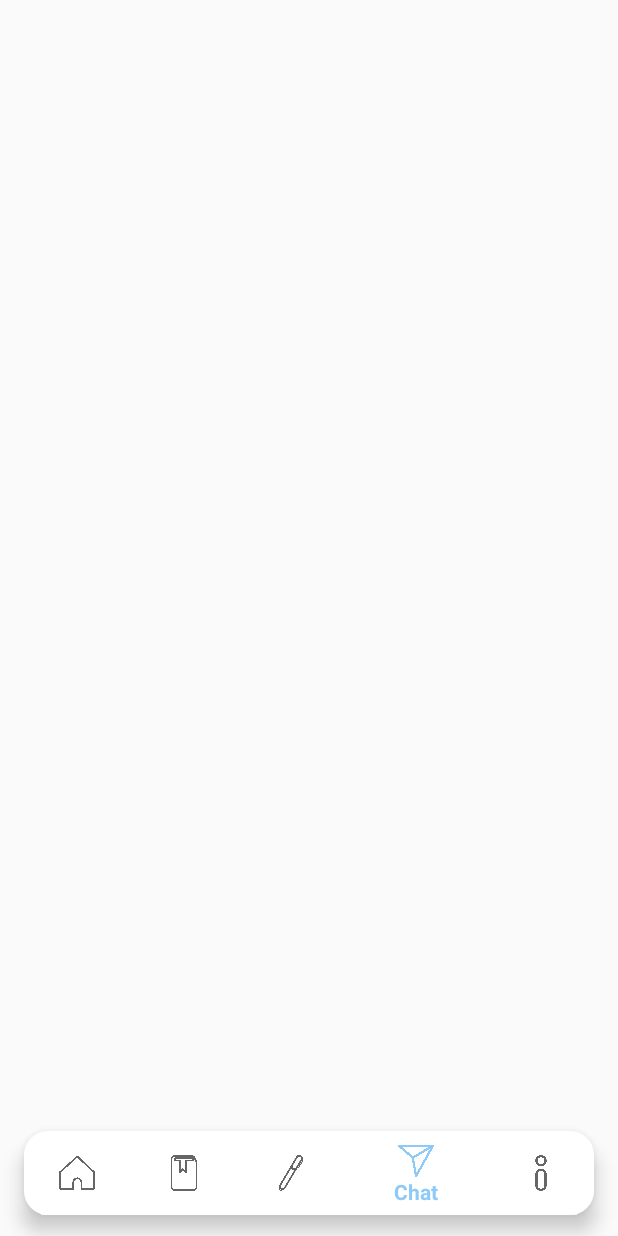
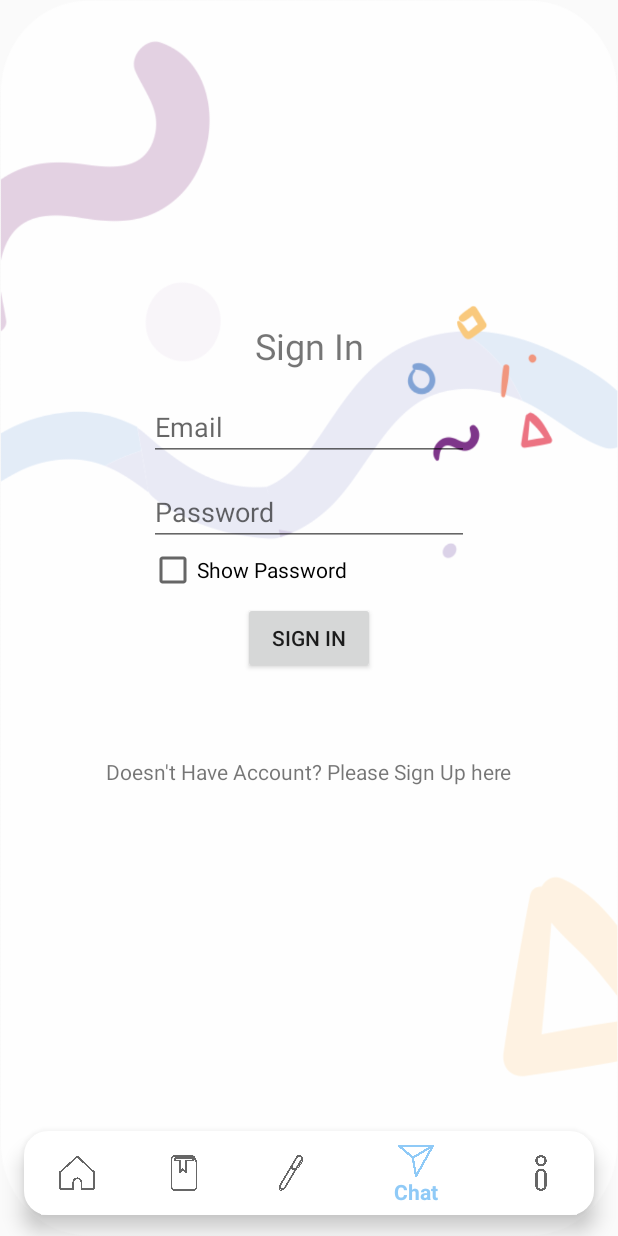
Before and after one commit to dwiwcksn/Plito, an Android app: the screen it shows after launch (BottomActivity), item 4 of the bottom bar chosen, on a phone screen of 412 x 824 dp. Run offline under Robolectric (Android 15) with nearby library versions, the phone set to English and light mode, and no system bars; our stand-ins replace Firebase (no records; nobody signed in at launch, a user with empty details on screens opened directly), navigation-ui.

Commit message:
Added Login and fix back button in materi

```diff
--- a/app/src/main/java/com/wicak/plito/LoggedIn.java
+++ b/app/src/main/java/com/wicak/plito/LoggedIn.java
@@ -5,6 +5,7 @@ import android.content.Intent;
 
 import com.google.firebase.auth.FirebaseAuth;
 import com.google.firebase.auth.FirebaseUser;
+import com.wicak.plito.ui.chat.RoomActivity;
 
 public class LoggedIn extends Application {
 
@@ -16,7 +17,7 @@ public class LoggedIn extends Application {
         FirebaseUser mUser = mAuth.getCurrentUser();
 
         if (mUser != null){
-            Intent intent = new Intent(LoggedIn.this, BottomActivity.class);
+            Intent intent = new Intent(LoggedIn.this, RoomActivity.class);
             intent.setFlags(Intent.FLAG_ACTIVITY_NEW_TASK);
             startActivity(intent);
         }
--- /dev/null
+++ b/app/src/main/java/com/wicak/plito/ui/chat/ChatFragment.java
@@ -0,0 +1,155 @@
+package com.wicak.plito.ui.chat;
+
+import android.content.Intent;
+import android.os.Bundle;
+import android.text.TextUtils;
+import android.text.method.HideReturnsTransformationMethod;
+import android.text.method.PasswordTransformationMethod;
+import android.util.Log;
+import android.view.LayoutInflater;
+import android.view.View;
+import android.view.ViewGroup;
+import android.widget.AdapterView;
+import android.widget.ArrayAdapter;
+import android.widget.Button;
+import android.widget.CheckBox;
+import android.widget.EditText;
+import android.widget.ListView;
+import android.widget.ProgressBar;
+import android.widget.TextView;
+import android.widget.Toast;
+
+import androidx.annotation.NonNull;
+import androidx.appcompat.app.AppCompatActivity;
+import androidx.fragment.app.Fragment;
+import androidx.recyclerview.widget.RecyclerView;
+
+import com.google.android.gms.tasks.OnCompleteListener;
+import com.google.android.gms.tasks.Task;
+import com.google.firebase.auth.AuthResult;
+import com.google.firebase.auth.FirebaseAuth;
+import com.google.firebase.auth.FirebaseUser;
+import com.google.firebase.database.DataSnapshot;
+import com.google.firebase.database.DatabaseError;
+import com.google.firebase.database.DatabaseReference;
+import com.google.firebase.database.FirebaseDatabase;
+import com.google.firebase.database.Query;
+import com.google.firebase.database.ValueEventListener;
+import com.wicak.plito.BottomActivity;
+import com.wicak.plito.LoggedIn;
+import com.wicak.plito.R;
+import com.wicak.plito.SignInActivity;
+import com.wicak.plito.SignUpActivity;
+import com.wicak.plito.ui.info.User;
+
+import java.util.ArrayList;
+import java.util.HashSet;
+import java.util.Iterator;
+import java.util.List;
+import java.util.Set;
+
+import static android.content.ContentValues.TAG;
+
+public class ChatFragment extends Fragment {
+
+
+    private EditText mEmail, mPass;
+    private TextView mTextView;
+    private Button signInButton;
+    private CheckBox showPassword;
+    private ProgressBar progressBar;
+    private FirebaseAuth mAuth;
+
+    public View onCreateView(@NonNull LayoutInflater inflater,
+                             ViewGroup container, Bundle savedInstanceState) {
+        ((AppCompatActivity) getActivity()).getSupportActionBar().hide();
+
+        final View root = inflater.inflate(R.layout.fragment_chatroom, container, false);
+
+
+        mAuth = FirebaseAuth.getInstance();
+        FirebaseUser mUser = mAuth.getCurrentUser();
+
+        if (mUser != null){
+            Intent intent = new Intent(getContext(), RoomActivity.class);
+            intent.setFlags(Intent.FLAG_ACTIVITY_NEW_TASK);
+            startActivity(intent);
+        }
+        mEmail = root.findViewById(R.id.emailSignIn);
+        mPass = root.findViewById(R.id.passSignIn);
+        mTextView = root.findViewById(R.id.toSignUp);
+        progressBar = root.findViewById(R.id.progressBar2);
+        showPassword = root.findViewById(R.id.showPass);
+
+        showPassword.setOnClickListener(new View.OnClickListener() {
+            @Override
+            public void onClick(View view) {
+                if (showPassword.isChecked()){
+                    mPass.setTransformationMethod(HideReturnsTransformationMethod.getInstance());
+                }else{
+                    mPass.setTransformationMethod(PasswordTransformationMethod.getInstance());
+                }
+            }
+        });
+
+        signInButton = root.findViewById(R.id.signInBtn);
+        mTextView.setOnClickListener(new View.OnClickListener() {
+            @Override
+            public void onClick(View v) {
+                startActivity(new Intent(getContext(), SignUpActivity.class));
+            }
+        });
+
+        signInButton.setOnClickListener(new View.OnClickListener() {
+            @Override
+            public void onClick(View v) {
+                loginUser();
+            }
+        });
+
+        return root;
+    }
+
+    private void loginUser(){
+        String email = mEmail.getText().toString();
+        String pass = mPass.getText().toString();
+
+
+        if(TextUtils.isEmpty(email)){
+            mEmail.setError("Email is Required.");
+            return;
+        }
+
+
+        if(TextUtils.isEmpty(pass)){
+            mPass.setError("Password is Required.");
+            return;
+        }
+
+        if(pass.length() < 6){
+            mPass.setError("Password Must be >= 6 Characters");
+            return;
+        }
+
+
+        progressBar.setVisibility(View.VISIBLE);
+
+        mAuth.signInWithEmailAndPassword(email, pass).addOnCompleteListener(new OnCompleteListener<AuthResult>() {
+            @Override
+            public void onComplete(@NonNull Task<AuthResult> task) {
+                if (task.isSuccessful()){
+                    Intent intent =  new Intent(getContext(), RoomActivity.class);
+                    intent.addFlags(Intent.FLAG_ACTIVITY_CLEAR_TASK | Intent.FLAG_ACTIVITY_NEW_TASK);
+                    startActivity(intent);
+                }else {
+                    Toast.makeText(getContext(), "Authentication Failed", Toast.LENGTH_SHORT).show();
+                    progressBar.setVisibility(View.GONE);
+
+                }
+            }
+        });
+
+    }
+
+
+}
--- a/app/src/main/java/com/wicak/plito/ui/chat/RoomFragment.java
+++ /dev/null
@@ -1,149 +0,0 @@
-package com.wicak.plito.ui.chat;
-
-import android.content.Intent;
-import android.os.Bundle;
-import android.util.Log;
-import android.view.LayoutInflater;
-import android.view.View;
-import android.view.ViewGroup;
-import android.widget.AdapterView;
-import android.widget.ArrayAdapter;
-import android.widget.ListView;
-import android.widget.TextView;
-import android.widget.Toast;
-
-import androidx.annotation.NonNull;
-import androidx.appcompat.app.AppCompatActivity;
-import androidx.fragment.app.Fragment;
-import androidx.recyclerview.widget.RecyclerView;
-
-import com.google.firebase.auth.FirebaseAuth;
-import com.google.firebase.auth.FirebaseUser;
-import com.google.firebase.database.DataSnapshot;
-import com.google.firebase.database.DatabaseError;
-import com.google.firebase.database.DatabaseReference;
-import com.google.firebase.database.FirebaseDatabase;
-import com.google.firebase.database.Query;
-import com.google.firebase.database.ValueEventListener;
-import com.wicak.plito.R;
-import com.wicak.plito.SignInActivity;
-import com.wicak.plito.ui.info.User;
-
-import java.util.ArrayList;
-import java.util.HashSet;
-import java.util.Iterator;
-import java.util.List;
-import java.util.Set;
-
-import static android.content.ContentValues.TAG;
-
-public class RoomFragment extends Fragment {
-
-    private RecyclerView recyclerView;
-    private RoomAdapter roomAdapter;
-    private TextView hiddenKelas;
-    FirebaseUser fUser;
-    DatabaseReference usersRef;
-    String currentRoomKode, getCurrentRoomKode;
-    private ListView listView;
-    private List<String> mChat;
-    private ArrayAdapter<String> arrayAdapter;
-
-
-    public View onCreateView(@NonNull LayoutInflater inflater,
-                             ViewGroup container, Bundle savedInstanceState) {
-        ((AppCompatActivity) getActivity()).getSupportActionBar().hide();
-
-        final View root = inflater.inflate(R.layout.fragment_chatroom, container, false);
-
-//        recyclerView = root.findViewById(R.id.recycler_view_chat);
-//        recyclerView.setHasFixedSize(true);
-//        recyclerView.setLayoutManager(new LinearLayoutManager(getContext()));
-
-        mChat = new ArrayList();
-        listView = root.findViewById(R.id.chatListView);
-        hiddenKelas = root.findViewById(R.id.hidden_klas_txt);
-
-        arrayAdapter = new ArrayAdapter<String>(getContext() , android.R.layout.simple_list_item_1, mChat);
-        listView.setAdapter(arrayAdapter);
-        readRoom();
-        openRoom();
-
-        return root;
-    }
-
-
-
-    private void openRoom() {
-        listView.setOnItemClickListener(new AdapterView.OnItemClickListener() {
-            @Override
-            public void onItemClick(AdapterView<?> adapterView, View view, int i, long l) {
-                String currentGroupName = adapterView.getItemAtPosition(i).toString();
-                Intent I = new Intent(getContext(), ChatMessage.class);
-                I.putExtra("room_name", currentGroupName);
-                startActivity(I);
-            }
-        });
-    }
-
-    private void readRoom() {
-//        final FirebaseUser firebaseUser = FirebaseAuth.getInstance().getCurrentUser();
-
-
-        fUser = FirebaseAuth.getInstance().getCurrentUser();
-        usersRef = FirebaseDatabase.getInstance().getReference("users").child(fUser.getUid());
-        usersRef.addListenerForSingleValueEvent(new ValueEventListener() {
-            @Override
-            public void onDataChange(@NonNull DataSnapshot snapshot) {
-                User user = snapshot.getValue(User.class);
-                currentRoomKode = user.getKodeKelas();
-                hiddenKelas.setText(currentRoomKode);
-                getCurrentRoomKode = hiddenKelas.getText().toString();
-            }
-
-            @Override
-            public void onCancelled(@NonNull DatabaseError error) {
-
-            }
-        });
-
-
-        DatabaseReference reference = FirebaseDatabase.getInstance().getReference("ChatMessage");
-        Query query = reference.orderByValue().equalTo(getCurrentRoomKode);
-
-        Log.d(TAG, "readRoom: " + getCurrentRoomKode);
-        query.addValueEventListener(new ValueEventListener() {
-            @Override
-            public void onDataChange(@NonNull DataSnapshot snapshot) {
-                mChat.clear();
-//                for (DataSnapshot snapshot1 : snapshot.getChildren()){
-//                    Room chat = snapshot1.getValue(Room.class);
-//                    if(!chat.getId().equals(firebaseUser.getUid())){
-//                        mChat.add(chat);
-//                    }
-//                }
-
-                Set<String> set = new HashSet<String>();
-                Iterator i = snapshot.getChildren().iterator();
-                while ( i.hasNext())
-                {
-                    set.add(((DataSnapshot)i.next()).getKey());
-                }
-                mChat.clear();
-                mChat.addAll(set);
-
-                arrayAdapter.notifyDataSetChanged();
-//                roomAdapter = new RoomAdapter(getContext(), mChat);
-//                recyclerView.setAdapter(roomAdapter);
-
-            }
-
-
-            @Override
-            public void onCancelled(@NonNull DatabaseError error) {
-
-            }
-        });
-
-    }
-}
--- a/app/src/main/res/layout/fragment_chatroom.xml
+++ b/app/src/main/res/layout/fragment_chatroom.xml
@@ -1,25 +1,103 @@
 <?xml version="1.0" encoding="utf-8"?>
-<RelativeLayout xmlns:android="http://schemas.android.com/apk/res/android"
+<androidx.constraintlayout.widget.ConstraintLayout xmlns:android="http://schemas.android.com/apk/res/android"
     android:layout_width="match_parent"
     android:layout_height="match_parent"
+    android:background="@drawable/bg2"
     xmlns:app="http://schemas.android.com/apk/res-auto">
 
 <!--    <androidx.recyclerview.widget.RecyclerView-->
 <!--        android:id="@+id/recycler_view_chat"-->
 <!--        android:layout_width="match_parent"-->
 <!--        android:layout_height="match_parent" />-->
-    <ListView
-        android:id="@+id/chatListView"
-        android:layout_width="match_parent"
-        android:layout_height="match_parent"
-        android:layout_alignParentTop="true"
-        >
-    </ListView>
+
     <TextView
-        android:id="@+id/hidden_klas_txt"
+        android:id="@+id/textView5"
         android:layout_width="wrap_content"
         android:layout_height="wrap_content"
-         />
+        android:layout_marginBottom="15dp"
+        android:text="Sign In"
+        android:textSize="24sp"
+        app:layout_constraintBottom_toTopOf="@+id/emailSignIn"
+        app:layout_constraintEnd_toEndOf="parent"
+        app:layout_constraintStart_toStartOf="parent" />
+
+    <EditText
+        android:id="@+id/emailSignIn"
+        android:layout_width="wrap_content"
+        android:layout_height="wrap_content"
+
+        android:layout_marginTop="262dp"
+        android:ems="10"
+        android:hint="Email"
+        android:inputType="textEmailAddress"
+        app:layout_constraintEnd_toEndOf="parent"
+        app:layout_constraintStart_toStartOf="parent"
+        app:layout_constraintTop_toTopOf="parent" />
+
+    <EditText
+        android:id="@+id/passSignIn"
+        android:layout_width="wrap_content"
+        android:layout_height="wrap_content"
+
+        android:layout_marginTop="11dp"
+        android:ems="10"
+        android:hint="Password"
+        android:inputType="textPassword"
+        app:layout_constraintStart_toStartOf="@+id/emailSignIn"
+        app:layout_constraintTop_toBottomOf="@+id/emailSignIn" />
+
+    <Button
+        android:id="@+id/signInBtn"
+        android:layout_width="wrap_content"
+        android:layout_height="wrap_content"
+        android:layout_marginTop="5dp"
+        android:text="Sign In"
+        app:layout_constraintEnd_toEndOf="parent"
+        app:layout_constraintStart_toStartOf="parent"
+        app:layout_constraintTop_toBottomOf="@+id/showPass" />
+
+    <TextView
+        android:id="@+id/toSignUp"
+        android:layout_width="wrap_content"
+        android:layout_height="wrap_content"
+        android:layout_marginTop="55dp"
+        android:text="Doesn't Have Account? Please Sign Up here"
+        app:layout_constraintEnd_toEndOf="parent"
+        app:layout_constraintStart_toStartOf="parent"
+        app:layout_constraintTop_toBottomOf="@+id/signInBtn" />
+
+    <ProgressBar
+        android:id="@+id/progressBar2"
+        style="?android:attr/progressBarStyle"
+        android:layout_width="wrap_content"
+        android:layout_height="wrap_content"
+        android:layout_marginTop="16dp"
+        android:layout_marginEnd="20dp"
+        android:visibility="invisible"
+        app:layout_constraintEnd_toEndOf="parent"
+        app:layout_constraintTop_toTopOf="parent" />
+
+    <CheckBox
+        android:id="@+id/showPass"
+        android:layout_width="wrap_content"
+        android:layout_height="wrap_content"
+        android:text="Show Password"
+        app:layout_constraintStart_toStartOf="@+id/passSignIn"
+        app:layout_constraintTop_toBottomOf="@+id/passSignIn" />
+<!--    <ListView-->
+<!--        android:id="@+id/chatListView"-->
+<!--        android:layout_width="match_parent"-->
+<!--        android:layout_height="match_parent"-->
+<!--        android:layout_alignParentTop="true"-->
+<!--        >-->
+<!--    </ListView>-->
+
+
+<!--    <TextView-->
+<!--        android:id="@+id/hidden_klas_txt"-->
+<!--        android:layout_width="wrap_content"-->
+<!--        android:layout_height="wrap_content"-->
+<!--         />-->
 <!--    <EditText-->
 <!--        android:id="@+id/nameRoom"-->
 <!--        android:layout_width="match_parent"-->
@@ -37,4 +115,4 @@
 <!--        style="?android:attr/borderlessButtonStyle"-->
 <!--        android:layout_alignParentBottom="true"-->
 <!--        android:layout_alignParentEnd="true"/>-->
-</RelativeLayout>
+</androidx.constraintlayout.widget.ConstraintLayout>
--- a/app/src/main/res/navigation/mobile_navigation.xml
+++ b/app/src/main/res/navigation/mobile_navigation.xml
@@ -24,7 +24,7 @@
         tools:layout="@layout/fragment_quiz" />
     <fragment
         android:id="@+id/navigation_chat"
-        android:name="com.wicak.plito.ui.chat.RoomFragment"
+        android:name="com.wicak.plito.ui.chat.ChatFragment"
         android:label="@string/title_chat"
         tools:layout="@layout/fragment_chatroom" />
     <fragment
```
Also changed, not shown: app/src/main/AndroidManifest.xml (+38 -21 lines), app/src/main/java/com/wicak/plito/ui/chat/ChatMessage.java (+13 -12 lines), app/src/main/java/com/wicak/plito/ui/chat/RoomActivity.java (added, +139 -0 lines), app/src/main/java/com/wicak/plito/ui/info/InfoFragment.java (+11 -4 lines), app/src/main/res/layout/activity_chat_message.xml (+25 -26 lines), app/src/main/res/layout/activity_room.xml (added, +26 -0 lines), app/src/main/res/values/strings.xml (+5 -6 lines), 378 other files.
